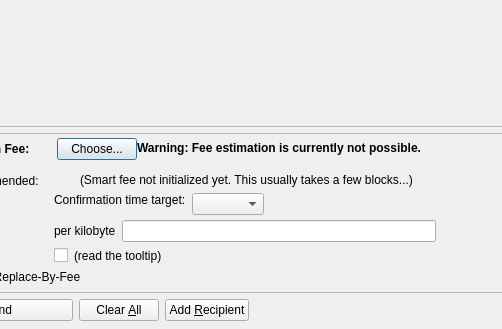
Qt form src/qt/forms/sendcoinsdialog.ui (GLC-Project/goldcoin-rbh) before a commit; both pictures show x 88 to 590 and y 197 to 526 of the 850 by 526 pixel window.
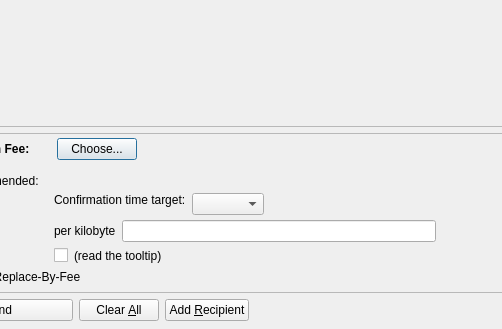
The same form after that commit. Icons and pictures are not drawn. Custom widgets are drawn as their Qt base class.

Commit message: Hide unnecessary warning

```diff
--- a/src/qt/forms/sendcoinsdialog.ui
+++ b/src/qt/forms/sendcoinsdialog.ui
@@ -771,7 +771,7 @@
             </font>
             </property>
             <property name="text">
-             <string>Warning: Fee estimation is currently not possible.</string>
+             <string></string>
             </property>
             <property name="wordWrap">
              <bool>false</bool>
@@ -1007,7 +1007,7 @@
                  <item>
                   <widget class="QLabel" name="labelSmartFee2">
                    <property name="text">
-                    <string>(Smart fee not initialized yet. This usually takes a few blocks...)</string>
+                    <string></string>
                    </property>
                    <property name="margin">
                     <number>2</number>
```
The commit also changes 1 other file.
